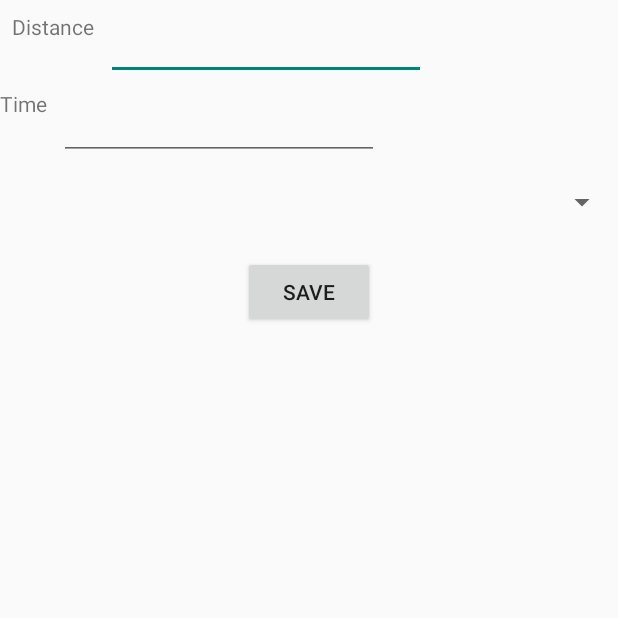
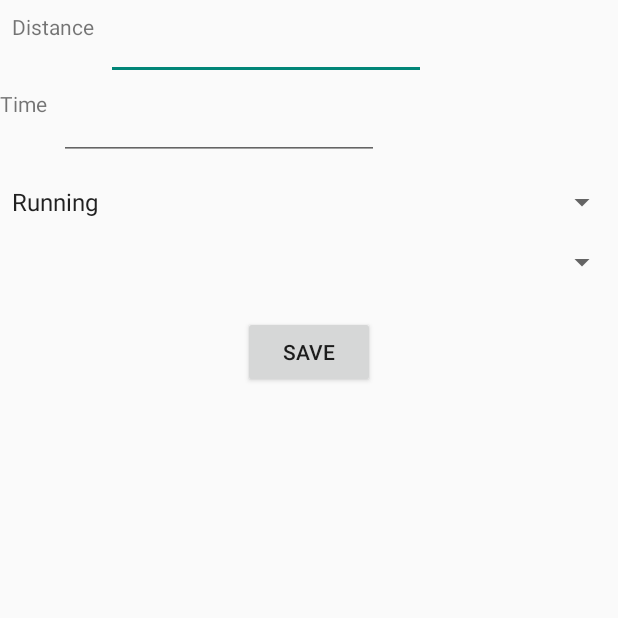
Before and after one commit to tkettu/rokego_android, an Android app: the SaveData screen opened directly, with no data from a screen before it, on a phone screen of 412 x 824 dp, the top half of it. Run offline under Robolectric (Android 15) with nearby library versions, the phone set to English and light mode, and no system bars.

Commit message:
Populatin data to sports-choosing spinner from json-file

```diff
--- a/app/build.gradle
+++ b/app/build.gradle
@@ -18,6 +18,7 @@ android {
             proguardFiles getDefaultProguardFile('proguard-android.txt'), 'proguard-rules.pro'
         }
     }
+    sourceSets { main { assets.srcDirs = ['src/main/assets', 'src/main/assets/'] } }
 }
 
 dependencies {
--- a/app/src/main/java/com/teroki/rokego_android/Constants.java
+++ b/app/src/main/java/com/teroki/rokego_android/Constants.java
@@ -11,6 +11,11 @@ public class Constants {
         public static String STOPFOREGROUND_ACTION = "com.teroki.rokego_android.action.stopforeground";
         public static String PAUSE_ACTION="com.teroki.rokego_android.action.pause";
     }
+
+    public interface BROADCAST {
+        public  static String PAUSE_BC = "com.teroki.rokego_android.PAUSE_BC";
+    }
+
     public interface NOTIFICATION_ID {
         public static int FOREGROUND_SERVICE = 101;
     }
--- a/app/src/main/java/com/teroki/rokego_android/GpsTracker.java
+++ b/app/src/main/java/com/teroki/rokego_android/GpsTracker.java
@@ -88,9 +88,9 @@ public class GpsTracker extends Service implements LocationListener{
         Location location1 = getLocation();
         trackingStarted = true;
         if (location1 != null) {
-            oldLocation = location;
+            oldLocation = location1;
             distanceOn = true;
-            onLocationChanged(location);
+            onLocationChanged(location1);
             //searchingField.setText("FOUND SOME");
             Log.d("Location", "Found");
         }else{
--- a/app/src/main/java/com/teroki/rokego_android/SaveData.java
+++ b/app/src/main/java/com/teroki/rokego_android/SaveData.java
@@ -5,21 +5,35 @@ import android.support.v7.app.AppCompatActivity;
 import android.os.Bundle;
 import android.util.Log;
 import android.view.View;
+import android.widget.AdapterView;
+import android.widget.ArrayAdapter;
 import android.widget.Button;
 import android.widget.EditText;
+import android.widget.Spinner;
 
 import com.teroki.rokego_db.DBHelper;
 import com.teroki.rokego_objects.Exercise;
 
+import org.json.JSONException;
+import org.json.JSONObject;
+
+import java.io.IOException;
+import java.io.InputStream;
+import java.util.ArrayList;
+import java.util.Iterator;
 import java.util.List;
 
-public class SaveData extends AppCompatActivity {
+public class SaveData extends AppCompatActivity implements AdapterView.OnItemSelectedListener {
 
     Button saveBtn;
     EditText eTime, eDist;
     String distance, time;
-    String name; // name of sport
+    String name = ""; // name of sport
     long date;
+    Spinner sports, sportsType;
+    private String LOG_TAG = "SaveData";
+
+    JSONObject jsonObject = null;
 
     @Override
     protected void onCreate(Bundle savedInstanceState) {
@@ -32,24 +46,47 @@ public class SaveData extends AppCompatActivity {
 
         distance = intent.getStringExtra(MainActivity.DISTANCE_MSG);
         time = intent.getStringExtra(MainActivity.TIME_MSG);
-        System.out.print("ROKI WAS HERE");
         Log.d("Sport: ", String.valueOf(time) + " AND " + String.valueOf(distance));
 
         eTime = (EditText) findViewById(R.id.time_edit);
         eTime.setText(time);
         eDist = (EditText) findViewById(R.id.distance_edit);
         eDist.setText(distance);
+
+        ArrayList sportlist = getSportList("sports.json");
+
+        sports = (Spinner) findViewById(R.id.sports_spinner);
+        sportsType = (Spinner) findViewById(R.id.sports_type_spinner);
+
+        ArrayAdapter<String> sports_adapter = new ArrayAdapter<String>(this,
+                android.R.layout.simple_spinner_item, sportlist);
+
+        sports.setAdapter(sports_adapter);
+        sports.setSelection(0);
+        //sports.setOnItemClickListener(changeSports());
+        sports.setOnItemSelectedListener(this);
+
+        //name = sports.getSelectedItem().toString();
+
     }
+
+
 
     public void saveDataToDB(View view){
         Log.d("Adding: ", String.valueOf(time) + " AND " + String.valueOf(distance));
         DBHelper db = new DBHelper(this);
-        //Todo Exercise name with choices
-        // http://www.androidbegin.com/tutorial/android-populating-spinner-json-tutorial/
+
         // Todo date
+
+        if (name != ""){
+
+        }else{
+            name = "Running";
+        }
+
         date = System.currentTimeMillis();
         if( distance == null || time == null){
-            db.addExercise(new Exercise("Running", 0.0, "0:0", date));
+            db.addExercise(new Exercise(name, 0.0, "0:0", date));
         }
         else{
             double d = 0.0;
@@ -58,7 +95,7 @@ public class SaveData extends AppCompatActivity {
             }catch (NumberFormatException e){
                 d = 0.0;
             }
-            Exercise exercise = new Exercise("Running",d,time, date);
+            Exercise exercise = new Exercise(name,d,time, date);
 
             db.addExercise(exercise);
         }
@@ -72,9 +109,81 @@ public class SaveData extends AppCompatActivity {
                     + ", time: " + e.get_time();
             Log.d("Exercise: ", log);
         }
-        //Todo
+
         Intent intent = new Intent(SaveData.this, Exercises.class);
         startActivity(intent);
 
     }
+
+    // Todo load sports types to sport_type spinner by main sport
+    private ArrayList<String> getSportList(String filename){
+        String jo = loadSports("sports.json");
+
+
+        try {
+            jsonObject = new JSONObject(jo);
+        }catch (JSONException je){
+            Log.e(LOG_TAG, "Json error", je.getCause());
+        }
+
+        Iterator<?> keys = jsonObject.keys();
+        ArrayList<String> mainSports = new ArrayList<>();
+        try{
+            while (keys.hasNext()){
+                String key = (String)keys.next();
+                Log.d(LOG_TAG, key );
+                mainSports.add(key);
+                Log.d(LOG_TAG, jsonObject.getString(key));
+                if (jsonObject.get(key) instanceof  JSONObject){
+
+                }
+
+            }
+        } catch (JSONException e) {
+            e.printStackTrace();
+        }
+
+        return mainSports;
+    }
+
+    // Load sports.json from assets
+    private String loadSports(String filename){
+        String contents = "";
+        try {
+            InputStream stream = getAssets().open(filename);
+
+            int size = stream.available();
+            byte[] buffer = new byte[size];
+            stream.read(buffer);
+            stream.close();
+            contents = new String(buffer);
+
+
+        }catch (IOException e){
+            Log.e(LOG_TAG, "Couldnt find " + filename, e.getCause());
+        }
+        return contents;
+    }
+
+    private ArrayList<String> getSportsType(String name){
+        return null;
+    }
+
+    @Override
+    public void onItemSelected(AdapterView<?> adapterView, View view, int i, long l) {
+        String sName = adapterView.getItemAtPosition(i).toString();
+        this.name = sName;
+        try {
+            Log.d(LOG_TAG, jsonObject.getString(sName));
+
+        } catch (JSONException e) {
+            e.printStackTrace();
+        }
+
+    }
+
+    @Override
+    public void onNothingSelected(AdapterView<?> adapterView) {
+
+    }
 }
--- a/app/src/main/res/layout/activity_save_data.xml
+++ b/app/src/main/res/layout/activity_save_data.xml
@@ -61,7 +61,7 @@
         app:layout_constraintLeft_toLeftOf="parent"
         app:layout_constraintRight_toRightOf="parent"
         android:layout_marginTop="24dp"
-        app:layout_constraintTop_toBottomOf="@+id/sports_spinner" />
+        app:layout_constraintTop_toBottomOf="@+id/sports_type_spinner" />
 
     <Spinner
         android:id="@+id/sports_spinner"
@@ -73,4 +73,14 @@
         app:layout_constraintTop_toBottomOf="@+id/time_edit"
         app:layout_constraintHorizontal_bias="0.0" />
 
+    <Spinner
+        android:id="@+id/sports_type_spinner"
+        android:layout_width="0dp"
+        android:layout_height="wrap_content"
+        app:layout_constraintLeft_toLeftOf="parent"
+        app:layout_constraintRight_toRightOf="parent"
+        android:layout_marginTop="16dp"
+        app:layout_constraintTop_toBottomOf="@+id/sports_spinner"
+        app:layout_constraintHorizontal_bias="0.0" />
+
 </android.support.constraint.ConstraintLayout>
```
Also changed, not shown: app/src/main/AndroidManifest.xml (+9 -3 lines), app/src/main/assets/sports.json (added, +10 -0 lines), app/src/main/java/com/teroki/rokego_android/ForeGroundService.java (added, +106 -0 lines), app/src/main/java/com/teroki/rokego_android/MainActivity.java (+54 -21 lines), app/src/main/java/com/teroki/rokego_android/Tracker.java (+170 -26 lines).
